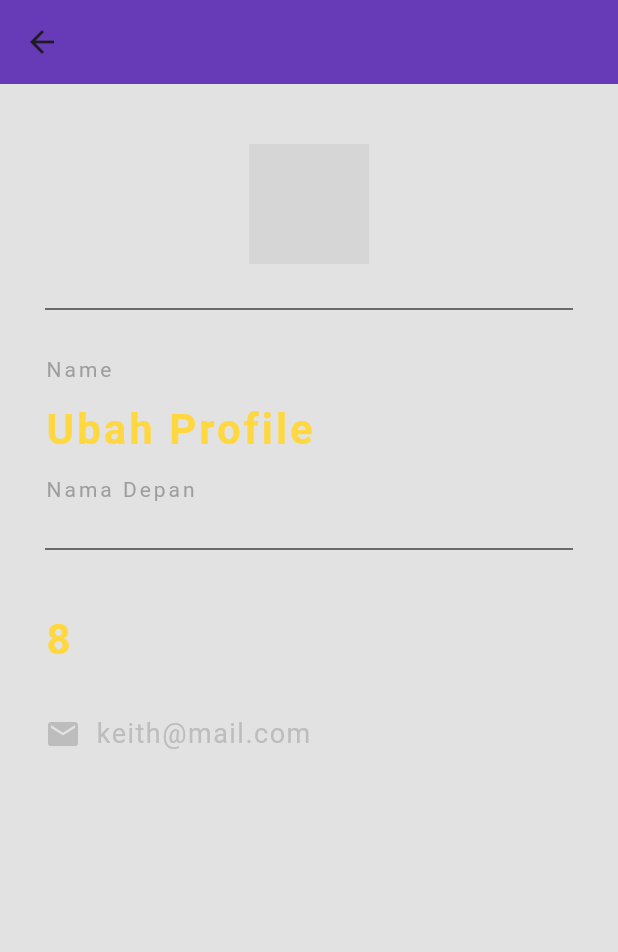
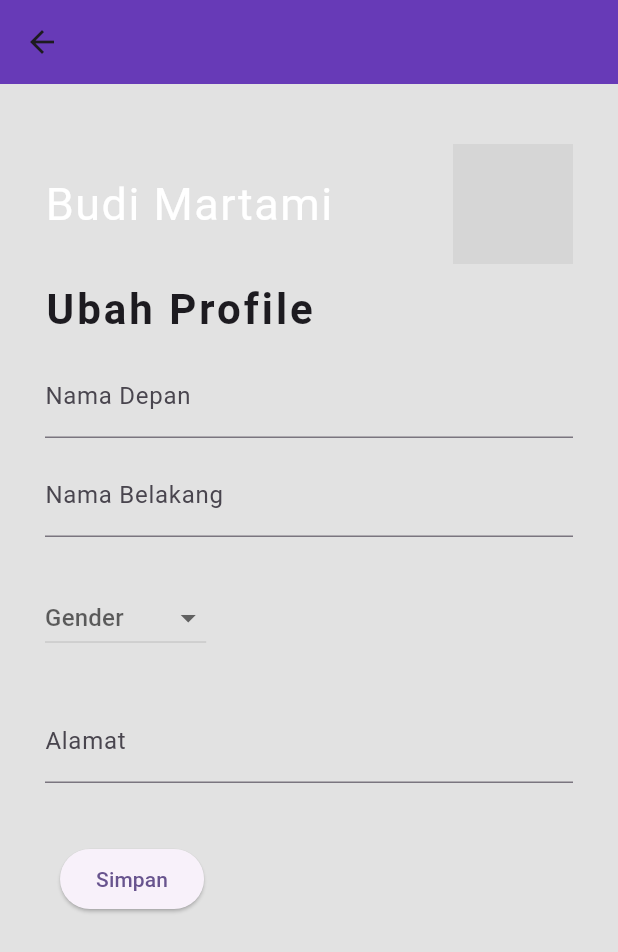
Before and after one commit to arzaniel/Quiz-UI-FLutter, a Flutter app: the screen it shows after launch, after a tap on "Jawaban No 1", on a phone screen of 412 x 824 dp. Shown: the top 952 px of the screen. Run offline on Flutter 3.47's test engine with Material 3 defaults, Android fonts, the phone set to English and light mode, and no system bars; grey boxes are pictures that could not be loaded.

Commit message:
Update main.dart

```diff
--- a/lib/main.dart
+++ b/lib/main.dart
@@ -43,10 +43,10 @@ class _MyHomePageState extends State<MyHomePage> {
           mainAxisAlignment: MainAxisAlignment.start,
           children: <Widget>[
             const Text(
-              'Nomor Kelompok:  [isi no kelompok]',
+              'Nomor Kelompok:  [34]',
             ),
             const Text(
-              'Mhs 1:  [isi nim, nama]',
+              'Mhs 1:  [2001081, Arzaniel Ethan Martosiswoyo]',
             ),
             const Text(
               'Mhs 2:  [isi nim, nama]',
@@ -81,15 +81,7 @@ class _MyHomePageState extends State<MyHomePage> {
     );
   }
 
-  /*jaawaban no 1
-  Widget soalNo1() {
-    return Scaffold(
-        appBar: AppBar(
-          backgroundColor: Theme.of(context).colorScheme.inversePrimary,
-        ),
-        body: const Text("ini jawaban no 1"));
-  }*/
-
+  //jaawaban no 1
   Widget soalNo1() {
     return Scaffold(
       backgroundColor: Color(0xffe2e2e2),
@@ -102,63 +94,80 @@ class _MyHomePageState extends State<MyHomePage> {
         child: Column(
           crossAxisAlignment: CrossAxisAlignment.start,
           children: <Widget>[
-            Center(
+            Row(
+              mainAxisAlignment: MainAxisAlignment.spaceBetween,
+              children: <Widget>[
+                Text(
+                  'Budi Martami',
+                  style: TextStyle(
+                      color: Colors.white, fontSize: 30, letterSpacing: 1),
+                ),
+                Container(
                   child: CircleAvatar(
                     backgroundImage: AssetImage('assets/user.jpeg'),
                     radius: 40,
                   ),
                 ),
-            Divider(
-              height: 60,
-              color: Colors.grey[800],
-            ),
-            Text(
-              'Name',
-              style: TextStyle(color: Colors.grey, letterSpacing: 2),
+              ],
             ),
             SizedBox(height: 10),
             Text(
               'Ubah Profile',
               style: TextStyle(
-                  color: Colors.amberAccent[200],
                   letterSpacing: 2,
                   fontSize: 28,
                   fontWeight: FontWeight.bold),
             ),
             SizedBox(height: 10),
-            Text(
-              'Nama Depan',
-              style: TextStyle(color: Colors.grey, letterSpacing: 2),
+            TextFormField(
+              decoration: const InputDecoration(
+                border: UnderlineInputBorder(),
+                labelText: 'Nama Depan',
               ),
-            Divider(
-              height: 60,
-              color: Colors.grey[800],
             ),
             SizedBox(height: 10),
-            Text(
-              '8',
-              style: TextStyle(
-                  color: Colors.amberAccent[200],
-                  letterSpacing: 2,
-                  fontSize: 28,
-                  fontWeight: FontWeight.bold),
+            TextFormField(
+              decoration: const InputDecoration(
+                border: UnderlineInputBorder(),
+                labelText: 'Nama Belakang',
+              ),
             ),
             SizedBox(height: 30),
             Row(
               children: <Widget>[
-                Icon(
-                  Icons.email,
-                  color: Colors.grey[400],
+                DropdownButton<String>(
+                  hint: Text('Gender'),
+                  items: <String>['Perempuan', 'Laki-Laki'].map((String value) {
+                    return DropdownMenuItem<String>(
+                      value: value,
+                      child: Text(value),
+                    );
+                  }).toList(),
+                  onChanged: (_) {},
                 ),
-                SizedBox(
-                  width: 10,
+                SizedBox(width: 30),
+
+              ],
             ),
-                Text(
-                  'keith@mail.com',
-                  style: TextStyle(
-                      color: Colors.grey[400], fontSize: 18, letterSpacing: 1),
+            SizedBox(height: 30),
+            TextFormField(
+              decoration: const InputDecoration(
+                border: UnderlineInputBorder(),
+                labelText: 'Alamat',
               ),
-              ],
+            ),
+            SizedBox(height: 30),
+            Container(
+              margin: const EdgeInsets.all(10),
+              child: ElevatedButton(
+                onPressed: () {
+                  Navigator.of(context)
+                      .push(MaterialPageRoute(builder: (context) {
+                    return build(context);
+                  }));
+                },
+                child: const Text('Simpan'),
+              ),
             ),
           ],
         ),
```
Lines whose indentation alone changed are shown as unchanged.
